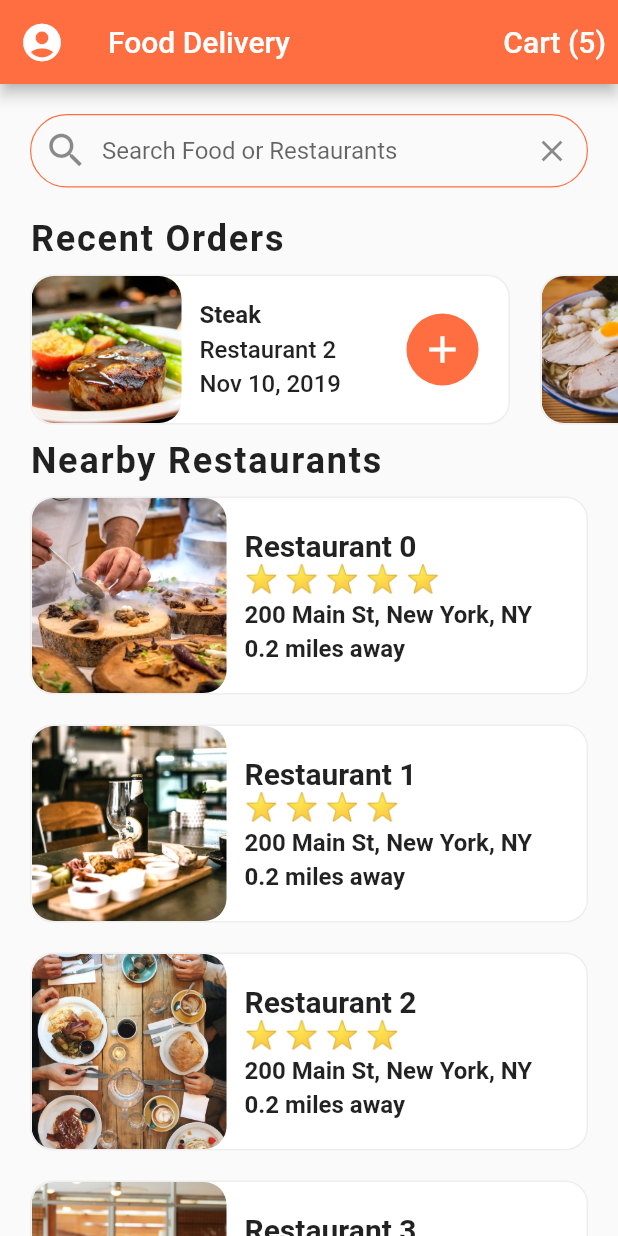
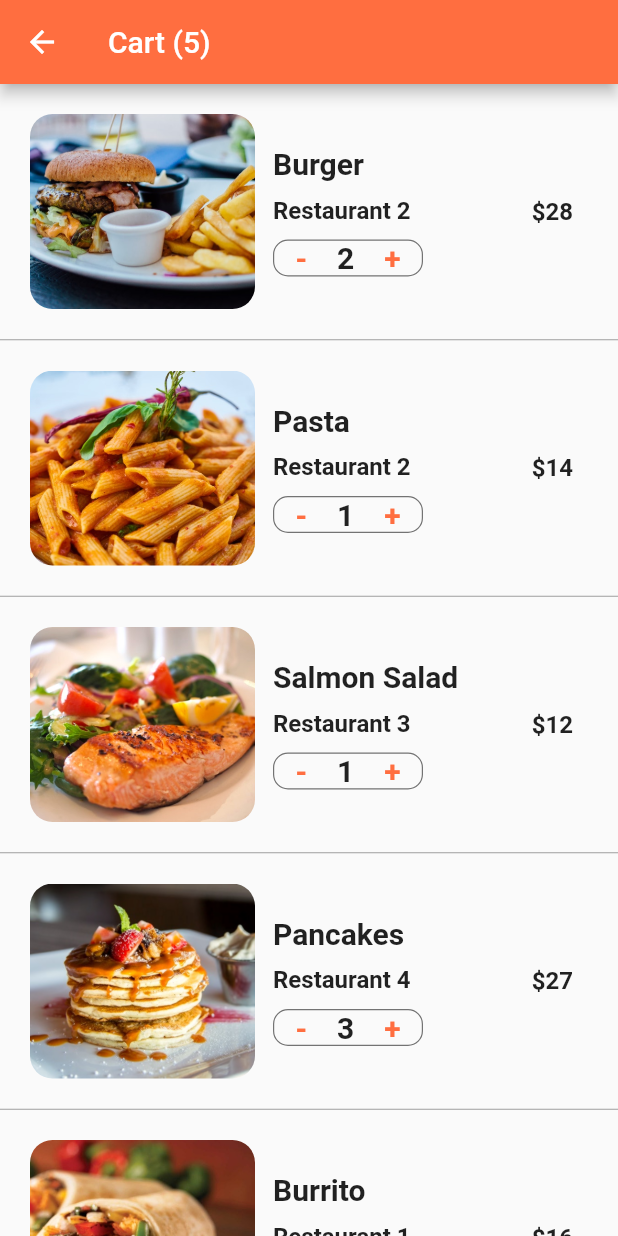
Before and after one commit to rhromets/Food-delivery-UI, a Flutter app: the screen it shows after launch, after a tap on an icon or button, on a phone screen of 412 x 824 dp. Run offline on Flutter 3.47's test engine with Material 2 defaults, Android fonts, the phone set to English and light mode, and no system bars.

Commit message:
Implement Cart Screen UI

```diff
--- /dev/null
+++ b/lib/screens/cart_screen.dart
@@ -0,0 +1,132 @@
+import 'package:flutter/material.dart';
+import 'package:food_delivery/data/data.dart';
+import 'package:food_delivery/models/order.dart';
+
+class CartScreen extends StatefulWidget {
+  @override
+  _CartScreenState createState() => _CartScreenState();
+}
+
+class _CartScreenState extends State<CartScreen> {
+  _buildCartItem(Order order) {
+    return Container(
+      padding: EdgeInsets.all(20.0),
+      height: 170.0,
+      child: Row(
+        children: [
+          Container(
+            width: 150.0,
+            decoration: BoxDecoration(
+              image: DecorationImage(
+                image: AssetImage(order.food!.imageUrl.toString()),
+                fit: BoxFit.cover,
+              ),
+              borderRadius: BorderRadius.circular(15.0),
+            ),
+          ),
+          Expanded(
+            child: Container(
+              margin: EdgeInsets.all(12.0),
+              child: Column(
+                mainAxisAlignment: MainAxisAlignment.center,
+                crossAxisAlignment: CrossAxisAlignment.start,
+                children: [
+                  Text(
+                    order.food!.name.toString(),
+                    style:
+                        TextStyle(fontSize: 20.0, fontWeight: FontWeight.bold),
+                    overflow: TextOverflow.ellipsis,
+                  ),
+                  SizedBox(height: 10.0),
+                  Text(
+                    order.restaurant!.name.toString(),
+                    style:
+                        TextStyle(fontSize: 16.0, fontWeight: FontWeight.w600),
+                    overflow: TextOverflow.ellipsis,
+                  ),
+                  SizedBox(height: 10.0),
+                  Container(
+                    width: 100.0,
+                    decoration: BoxDecoration(
+                      borderRadius: BorderRadius.circular(10.0),
+                      border: Border.all(width: 0.8, color: Colors.black54),
+                    ),
+                    child: Row(
+                      mainAxisAlignment: MainAxisAlignment.center,
+                      children: [
+                        GestureDetector(
+                          onTap: () {},
+                          child: Text(
+                            '-',
+                            style: TextStyle(
+                              color: Theme.of(context).primaryColor,
+                              fontSize: 20.0,
+                              fontWeight: FontWeight.bold,
+                            ),
+                          ),
+                        ),
+                        SizedBox(width: 20.0),
+                        Text(
+                          order.quantity.toString(),
+                          style: TextStyle(
+                            fontSize: 20.0,
+                            fontWeight: FontWeight.bold,
+                          ),
+                        ),
+                        SizedBox(width: 20.0),
+                        GestureDetector(
+                          onTap: () {},
+                          child: Text(
+                            '+',
+                            style: TextStyle(
+                              color: Theme.of(context).primaryColor,
+                              fontSize: 20.0,
+                              fontWeight: FontWeight.bold,
+                            ),
+                          ),
+                        ),
+                      ],
+                    ),
+                  )
+                ],
+              ),
+            ),
+          ),
+          Container(
+            margin: EdgeInsets.all(10.0),
+            child: Text(
+              '\$${order.quantity! * order.food!.price!.toInt()}',
+              style: TextStyle(
+                fontSize: 16.0,
+                fontWeight: FontWeight.w600,
+              ),
+            ),
+          )
+        ],
+      ),
+    );
+  }
+
+  @override
+  Widget build(BuildContext context) {
+    return Scaffold(
+      appBar: AppBar(
+        title: Text('Cart (${currentUser.cart!.length})'),
+      ),
+      body: ListView.separated(
+        physics: BouncingScrollPhysics(),
+        itemBuilder: (BuildContext context, int index) {
+          Order order = currentUser.cart![index];
+          return _buildCartItem(order);
+        },
+        separatorBuilder: (BuildContext context, int index) {
+          return Divider(
+            height: 1.0,
+            color: Colors.grey,
+          );
+        },
+        itemCount: currentUser.cart!.length,
+      ),
+    );
+  }
+}
--- a/lib/screens/home_screen.dart
+++ b/lib/screens/home_screen.dart
@@ -4,6 +4,8 @@ import 'package:food_delivery/models/restaurant.dart';
 import 'package:food_delivery/screens/restaurant_screen.dart';
 import 'package:food_delivery/widgets/raiting_stars.dart';
 import 'package:food_delivery/widgets/recent_orders.dart';
+
+import 'cart_screen.dart';
 
 class HomeScreen extends StatelessWidget {
   _buildRestaurants() {
@@ -104,7 +106,12 @@ class HomeScreen extends StatelessWidget {
               'Cart (${currentUser.cart!.length})',
               style: TextStyle(fontSize: 20.0, color: Colors.white),
             ),
-            onPressed: () {},
+            onPressed: () => Navigator.push(
+              context,
+              MaterialPageRoute(
+                builder: (_) => CartScreen(),
+              ),
+            ),
           ),
         ],
       ),
```
